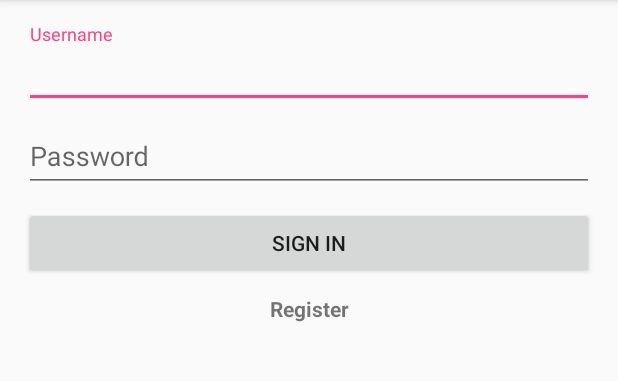
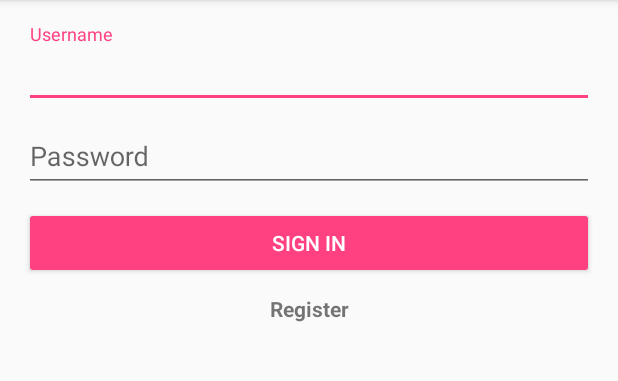
Before and after one commit to Wchindanai/Notyfi, an Android app: the screen it shows after launch (Login), on a phone screen of 412 x 824 dp, the part 84-465 px from its top. Run offline under Robolectric (Android 15) with nearby library versions, the phone set to English and light mode, and no system bars.

Commit message:
Login to api successful and link to show item

```diff
--- a/app/build.gradle
+++ b/app/build.gradle
@@ -26,8 +26,9 @@ dependencies {
     })
     compile 'com.android.support:appcompat-v7:25.2.0'
     compile 'com.android.support:design:25.2.0'
-    testCompile 'junit:junit:4.12'
     compile 'com.google.android.gms:play-services-appindexing:8.4.0'
     compile 'com.android.support:support-v4:25.2.0'
     compile 'com.squareup.okhttp3:okhttp:3.6.0'
+    compile 'com.android.support.constraint:constraint-layout:1.0.1'
+    testCompile 'junit:junit:4.12'
 }
--- a/app/src/main/java/dev/notify/Register.java
+++ b/app/src/main/java/dev/notify/Register.java
@@ -169,7 +169,6 @@ public class Register extends AppCompatActivity implements View.OnClickListener{
             }
             @Override
             public void onResponse(Call call, Response response) throws IOException {
-//                Log.i("Debug", response.body().string());
                 int statusCode = response.code();
                 if(statusCode == 200){
                     Log.i("StatusCode", String.valueOf(statusCode));
--- a/app/src/main/res/layout/activity_login.xml
+++ b/app/src/main/res/layout/activity_login.xml
@@ -10,21 +10,26 @@
     android:paddingTop="@dimen/activity_vertical_margin"
     tools:context="dev.notify.Login">
 
+    <android.support.design.widget.CoordinatorLayout
+        android:id="@+id/coordinator"
+        android:layout_width="match_parent"
+        android:layout_height="match_parent">
+
         <LinearLayout
-        android:orientation="vertical"
+            android:id="@+id/login_form"
             android:layout_width="match_parent"
             android:layout_height="match_parent"
-        android:id="@+id/login_form">
+            android:orientation="vertical">
 
             <android.support.design.widget.TextInputLayout
                 android:layout_width="match_parent"
                 android:layout_height="wrap_content">
 
                 <EditText
+                    android:id="@+id/usernameEditText"
                     android:layout_width="match_parent"
                     android:layout_height="wrap_content"
-                android:hint="@string/username"
-                android:id="@+id/usernameEditText" />
+                    android:hint="@string/username" />
             </android.support.design.widget.TextInputLayout>
 
             <android.support.design.widget.TextInputLayout
@@ -32,26 +37,30 @@
                 android:layout_height="wrap_content">
 
                 <EditText
+                    android:id="@+id/passwordEditText"
                     android:layout_width="match_parent"
                     android:layout_height="wrap_content"
                     android:hint="@string/password"
-                android:id="@+id/passwordEditText" />
+                    android:inputType="textPassword" />
             </android.support.design.widget.TextInputLayout>
 
             <Button
-            android:text="Sign In"
-            android:layout_marginTop="10dp"
+                android:id="@+id/signInBtn"
+                style="@style/Widget.AppCompat.Button.Colored"
                 android:layout_width="match_parent"
                 android:layout_height="wrap_content"
-            android:id="@+id/signInBtn" />
+                android:layout_marginTop="10dp"
+                android:text="@string/signinBTN" />
 
             <TextView
-            android:text="Register"
-            android:layout_marginTop="10dp"
+                android:id="@+id/registerText"
                 android:layout_width="match_parent"
                 android:layout_height="wrap_content"
-            android:id="@+id/registerText"
+                android:layout_marginTop="10dp"
+                android:text="@string/register"
                 android:textAlignment="center"
                 android:textStyle="normal|bold" />
         </LinearLayout>
+    </android.support.design.widget.CoordinatorLayout>
+
 </RelativeLayout>
--- a/app/src/main/res/values/dimens.xml
+++ b/app/src/main/res/values/dimens.xml
@@ -2,4 +2,5 @@
     <!-- Default screen margins, per the Android Design guidelines. -->
     <dimen name="activity_horizontal_margin">16dp</dimen>
     <dimen name="activity_vertical_margin">16dp</dimen>
+    <dimen name="fab_margin">16dp</dimen>
 </resources>
--- a/app/src/main/res/values/strings.xml
+++ b/app/src/main/res/values/strings.xml
@@ -9,4 +9,8 @@
     <string name="tel">Mobile Phone Number</string>
     <string name="comfirmPassword">Comfirm Password</string>
     <string name="register">Register</string>
+    <string name="signinBTN">Sign In</string>
+    <string name="title_activity_show_item">showItem</string>
+    <string name="title_activity_main_page">MainPage</string>
+    <string name="title_activity_main">MainActivity</string>
 </resources>
```
Also changed, not shown: app/src/main/AndroidManifest.xml (+5 -2 lines), app/src/main/java/dev/notify/Login.java (+64 -3 lines), app/src/main/java/dev/notify/ShowItem.java (added, +13 -0 lines), app/src/main/res/layout/activity_show_item.xml (added, +30 -0 lines), app/src/main/res/values/styles.xml (+9 -0 lines). Lines whose indentation alone changed are shown as unchanged.
